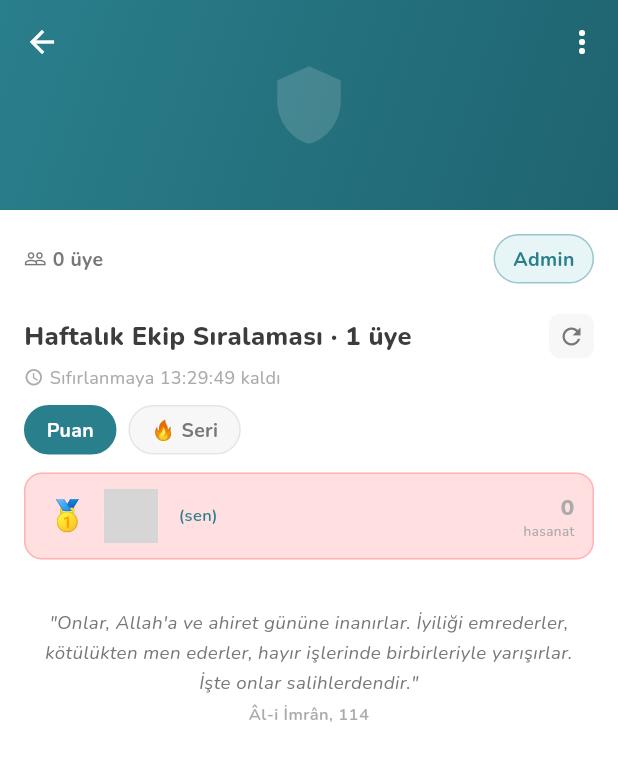
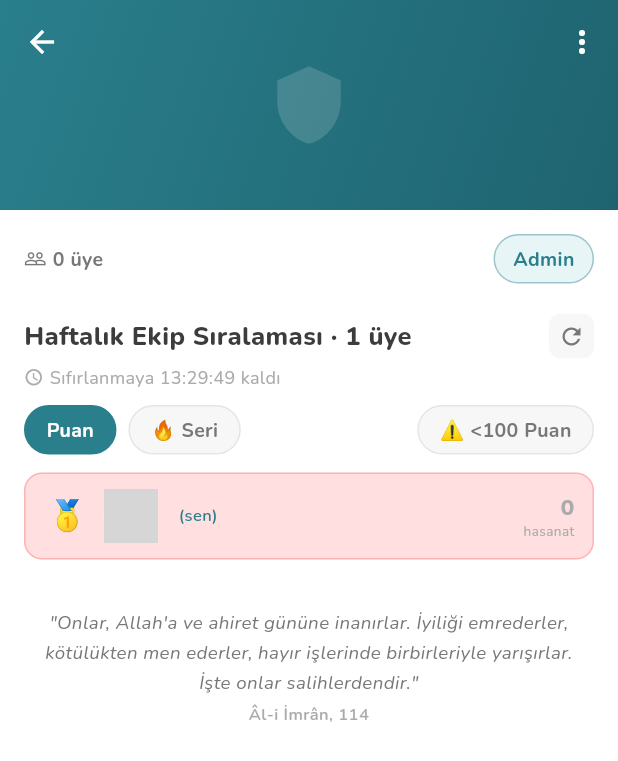
Before and after one commit to affanbugra/Vird-App, a Flutter app: the EkipProfilScreen screen opened directly with empty values, on a phone screen of 412 x 824 dp. Shown: the top 761 px of the screen. Run offline on Flutter 3.47's test engine with Material 3 defaults, Android fonts, the phone set to English and light mode, and no system bars; our stand-ins replace cloud_firestore, dropdown_search, firebase_auth, firebase_core, flutter_local_notifications, google_fonts and 2 more; accounts and stored records are empty; network calls fail; grey boxes are pictures that could not be loaded.

Commit message:
feat: liderboard 100 puan altı filtresi eklendi
Co-Authored-By: Claude Sonnet 4.6 <noreply@anthropic.com>

```diff
--- a/lib/screens/ekip_profil_screen.dart
+++ b/lib/screens/ekip_profil_screen.dart
@@ -1194,6 +1194,7 @@ class _LeaderboardSection extends StatefulWidget {
 
 class _LeaderboardSectionState extends State<_LeaderboardSection> {
   _SortMode _sortMode = _SortMode.puan;
+  bool _showLow = false;
 
   String _fmtDuration(Duration d) {
     if (d.inDays > 0) {
@@ -1240,9 +1241,21 @@ class _LeaderboardSectionState extends State<_LeaderboardSection> {
     return list;
   }
 
+  List<_MemberEntry> get _displayed {
+    final s = _sorted;
+    if (!_showLow) return s;
+    return s.where((e) => e.periodHasanat < 100).toList();
+  }
+
   @override
   Widget build(BuildContext context) {
-    final memberCount = widget.loading ? '' : ' · ${widget.leaderboard.length} üye';
+    final total = widget.leaderboard.length;
+    final shown = _showLow ? _displayed.length : total;
+    final memberCount = widget.loading
+        ? ''
+        : _showLow
+            ? ' · $shown / $total kişi'
+            : ' · $total üye';
     return Column(
       crossAxisAlignment: CrossAxisAlignment.start,
       children: [
@@ -1297,6 +1310,16 @@ class _LeaderboardSectionState extends State<_LeaderboardSection> {
               label: '🔥 Seri',
               selected: _sortMode == _SortMode.seri,
               onTap: () => setState(() => _sortMode = _SortMode.seri),
+            ),
+            const Spacer(),
+            _SortChip(
+              label: '⚠️ <100 Puan',
+              selected: _showLow,
+              selectedColor: AppColors.errorRed,
+              onTap: () => setState(() {
+                _showLow = !_showLow;
+                if (_showLow) _sortMode = _SortMode.puan;
+              }),
             ),
           ],
         ),
@@ -1361,16 +1384,20 @@ class _LeaderboardSectionState extends State<_LeaderboardSection> {
   }
 
   Widget _buildList() {
-    final sorted = _sorted;
+    final sorted = _displayed;
     final count = sorted.length;
-    final showRedZone = count > 3;
+    final showRedZone = !_showLow && count > 3;
     final redStartIdx = count - 3;
 
     return Column(
       children: List.generate(count, (i) {
         final entry = sorted[i];
-        final isTop = i < 3;
-        final isRed = entry.periodHasanat == 0 || (!isTop && showRedZone && i >= redStartIdx);
+        final isTop = !_showLow && i < 3;
+        final isDeepRed = _showLow && entry.periodHasanat == 0;
+        final isRed = isDeepRed ||
+            entry.periodHasanat == 0 ||
+            _showLow ||
+            (!isTop && showRedZone && i >= redStartIdx);
         final isMe = entry.uid == widget.currentUid;
 
         return GestureDetector(
@@ -1380,6 +1407,7 @@ class _LeaderboardSectionState extends State<_LeaderboardSection> {
             entry: entry,
             isTop: isTop,
             isRed: isRed,
+            isDeepRed: isDeepRed,
             isMe: isMe,
             fmtHasanat: _fmtHasanat,
           ),
@@ -1393,25 +1421,28 @@ class _SortChip extends StatelessWidget {
   final String label;
   final bool selected;
   final VoidCallback onTap;
+  final Color? selectedColor;
 
   const _SortChip({
     required this.label,
     required this.selected,
     required this.onTap,
+    this.selectedColor,
   });
 
   @override
   Widget build(BuildContext context) {
+    final activeColor = selectedColor ?? AppColors.teal;
     return GestureDetector(
       onTap: onTap,
       child: AnimatedContainer(
         duration: const Duration(milliseconds: 180),
         padding: const EdgeInsets.symmetric(horizontal: 14, vertical: 6),
         decoration: BoxDecoration(
-          color: selected ? AppColors.teal : AppColors.lightGrey,
+          color: selected ? activeColor : AppColors.lightGrey,
           borderRadius: BorderRadius.circular(20),
           border: Border.all(
-            color: selected ? AppColors.teal : AppColors.borderGrey,
+            color: selected ? activeColor : AppColors.borderGrey,
           ),
         ),
         child: Text(
@@ -1434,6 +1465,7 @@ class _LeaderboardRow extends StatelessWidget {
   final _MemberEntry entry;
   final bool isTop;
   final bool isRed;
+  final bool isDeepRed;
   final bool isMe;
   final String Function(int) fmtHasanat;
 
@@ -1442,6 +1474,7 @@ class _LeaderboardRow extends StatelessWidget {
     required this.entry,
     required this.isTop,
     required this.isRed,
+    this.isDeepRed = false,
     required this.isMe,
     required this.fmtHasanat,
   });
@@ -1460,6 +1493,7 @@ class _LeaderboardRow extends StatelessWidget {
   }
 
   Color get _bgColor {
+    if (isDeepRed) return AppColors.errorRed.withValues(alpha: 0.48);
     if (isRed) return AppColors.errorBg;
     if (rank == 1) return AppColors.successBg;
     if (rank == 2) return AppColors.successBg.withValues(alpha: 0.6);
@@ -1468,6 +1502,7 @@ class _LeaderboardRow extends StatelessWidget {
   }
 
   Color get _borderColor {
+    if (isDeepRed) return AppColors.errorRed.withValues(alpha: 0.85);
     if (isRed) return AppColors.errorRed.withValues(alpha: 0.3);
     if (rank == 1) return AppColors.successGreen.withValues(alpha: 0.5);
     if (rank == 2) return AppColors.successGreen.withValues(alpha: 0.3);
```
Also changed, not shown: 1 other file.
